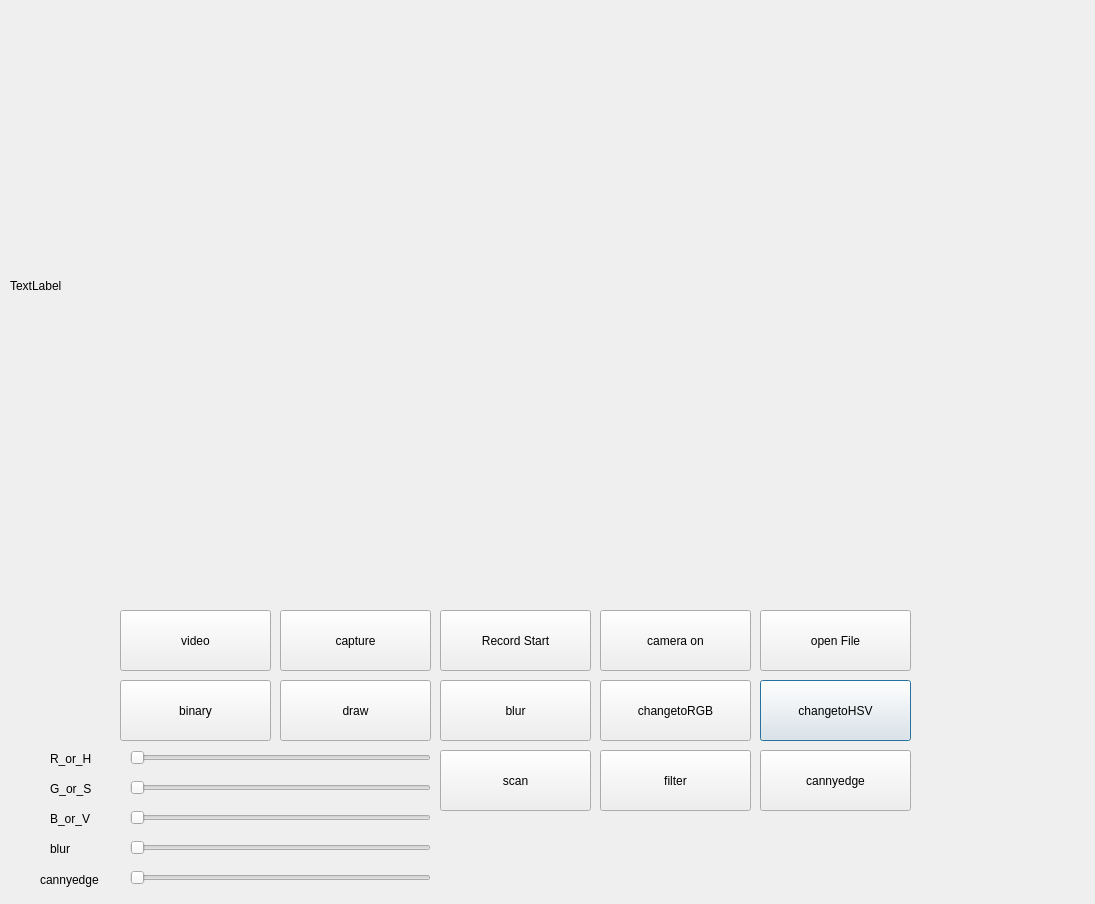
Before: the Qt Designer form project/cameraApp/cameraApp.ui in beanwork/dev_ws3, drawn with Qt 5.
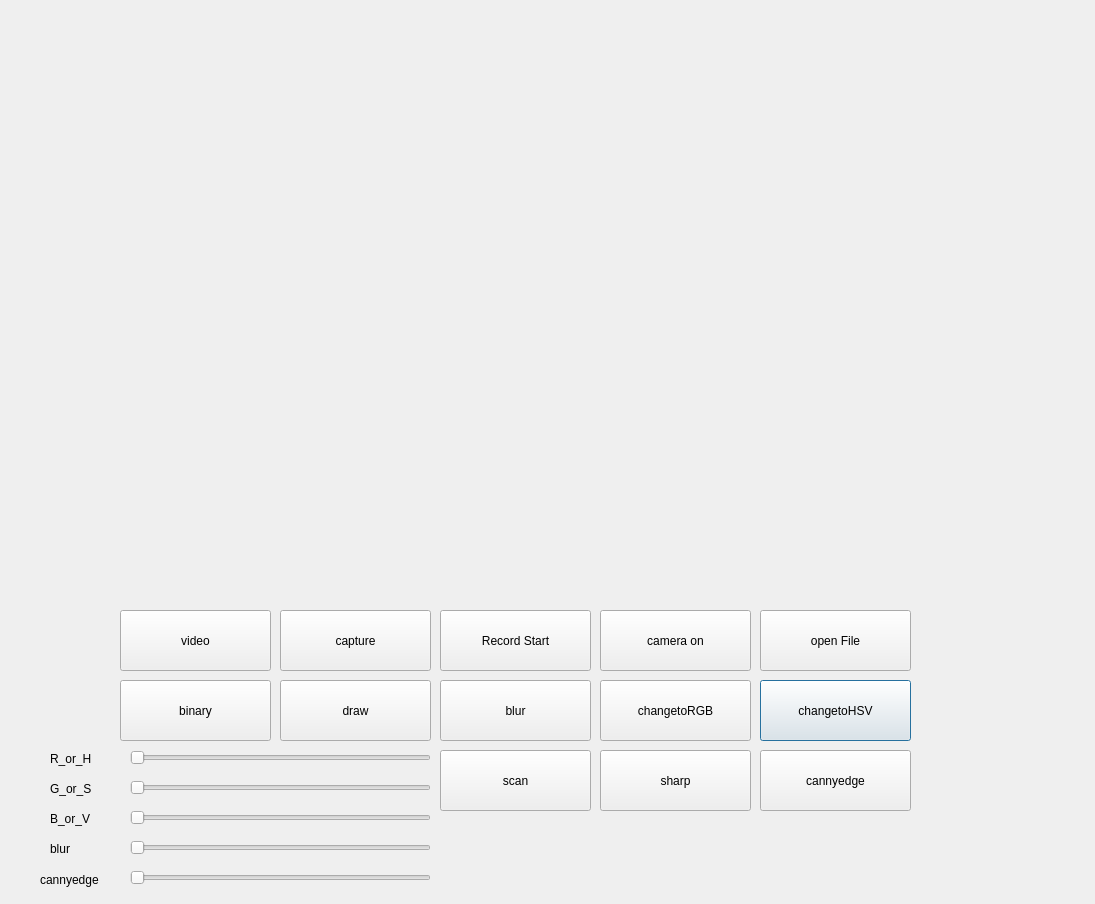
After: the same form once the commit is applied.

Commit message: end project

What changed in the file:
```diff
--- a/project/cameraApp/cameraApp.ui
+++ b/project/cameraApp/cameraApp.ui
@@ -23,7 +23,7 @@
     </rect>
    </property>
    <property name="text">
-    <string>TextLabel</string>
+    <string/>
    </property>
   </widget>
   <widget class="QLabel" name="label_3">
@@ -244,7 +244,7 @@
     </rect>
    </property>
    <property name="text">
-    <string>filter</string>
+    <string>sharp</string>
    </property>
   </widget>
   <widget class="QPushButton" name="cannyedge">
```
Left out of the diff: 2 changed lines with no effect on the pictures. The commit also changes 1 other file.
